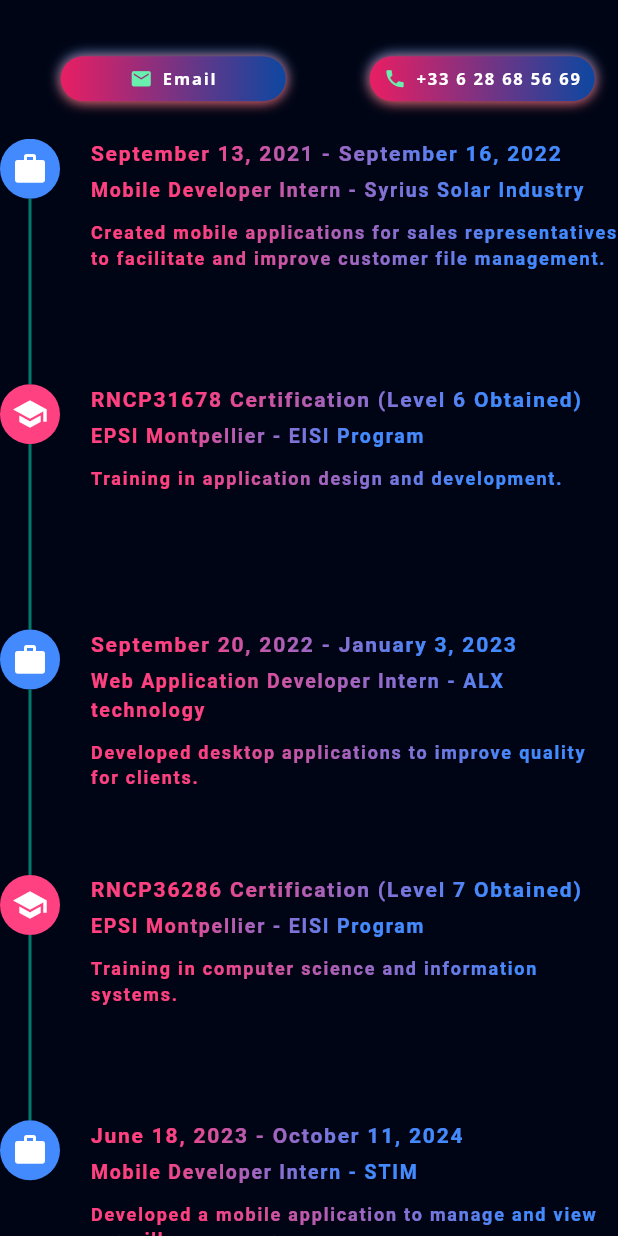
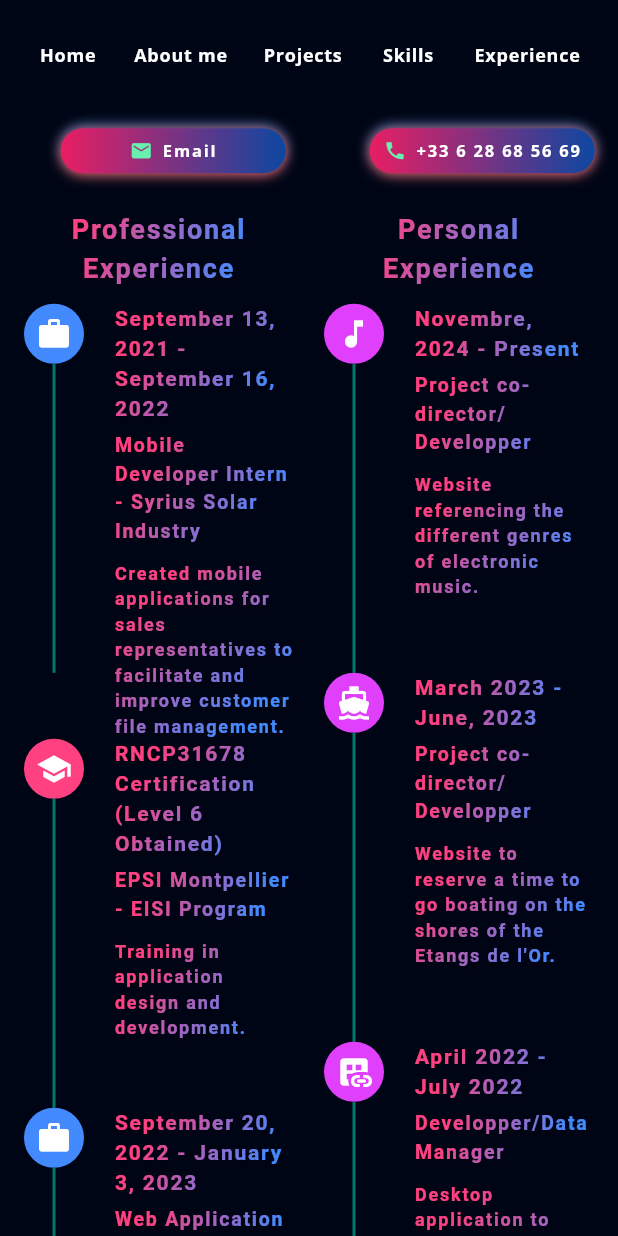
Before and after one commit to SebastianRodCimas/portfolio, a Flutter app: the TimelinePage screen opened directly, on a phone screen of 412 x 824 dp. Run offline on Flutter 3.47's test engine with Material 3 defaults, Android fonts, the phone set to English and light mode, and no system bars; our stand-ins replace fl_chart, flutter_svg, font_awesome_flutter, get, google_fonts, photo_view.

Commit message:
exp page finit

```diff
--- a/lib/view/experience/exp.dart
+++ b/lib/view/experience/exp.dart
@@ -3,23 +3,26 @@
 import 'package:flutter_portfolio/res/constants.dart';
 import 'package:flutter_portfolio/view/main/components/navigation_bar.dart';
 import 'package:flutter_portfolio/view/main/components/navigation_button_list.dart';
-import 'package:timeline_tile/timeline_tile.dart';
 import 'package:flutter_portfolio/view%20model/responsive.dart';
 
 class TimelinePage extends StatelessWidget {
-  final List<TimelineEvent> events = [
+  final List<TimelineEvent> events1 = [
     TimelineEvent(
       title: "Mobile Developer Intern - Syrius Solar Industry",
       date: "September 13, 2021 - September 16, 2022",
       description:
           "Created mobile applications for sales representatives to facilitate and improve customer file management.",
       isSchool: false,
+      isPersonnal: false,
+      icon: Icons.work,
     ),
     TimelineEvent(
       title: "EPSI Montpellier - EISI Program",
       date: "RNCP31678 Certification (Level 6 Obtained)",
       description: "Training in application design and development.",
       isSchool: true,
+      isPersonnal: false,
+      icon: Icons.school,
     ),
     TimelineEvent(
       title: "Web Application Developer Intern - ALX technology",
@@ -27,12 +30,16 @@
       description:
           "Developed desktop applications to improve quality for clients.",
       isSchool: false,
+      isPersonnal: false,
+      icon: Icons.work,
     ),
     TimelineEvent(
       title: "EPSI Montpellier - EISI Program",
       date: "RNCP36286 Certification (Level 7 Obtained)",
       description: "Training in computer science and information systems.",
       isSchool: true,
+      isPersonnal: false,
+      icon: Icons.school,
     ),
     TimelineEvent(
       title: "Mobile Developer Intern - STIM",
@@ -40,15 +47,59 @@
       description:
           "Developed a mobile application to manage and view surveillance cameras.",
       isSchool: false,
+      isPersonnal: false,
+      icon: Icons.work,
     ),
   ];
+
+  final List<TimelineEvent> events2 = [
+    TimelineEvent(
+      title: "Project co-director/Developper",
+      date: "Novembre, 2024 - Present",
+      description:
+          "Website referencing the different genres of electronic music.",
+      isSchool: false,
+      isPersonnal: true,
+      icon: Icons.music_note,
+    ),
+    TimelineEvent(
+      title: "Project co-director/Developper",
+      date: "March 2023 - June, 2023",
+      description:
+          "Website to reserve a time to go boating on the shores of the Etangs de l'Or.",
+      isSchool: false,
+      isPersonnal: true,
+      icon: Icons.directions_boat,
+    ),
+    TimelineEvent(
+      title: "Developper/Data Manager",
+      date: "April 2022 - July 2022",
+      description:
+          "Desktop application to manage the database of an association that organizes Spanish courses.",
+      isSchool: false,
+      isPersonnal: true,
+      icon: Icons.dataset_linked_rounded,
+    ),
+    TimelineEvent(
+      title: "Developper",
+      date: "September, 2020",
+      description:
+          "Plug connected or we could see these consumptions on a website.\n\nWinner of the workshop France 2020 competition.",
+      isSchool: false,
+      isPersonnal: true,
+      icon: Icons.electrical_services,
+    ),
+  ];
+
+  TimelinePage({super.key});
 
   @override
   Widget build(BuildContext context) {
     final screenHeight = MediaQuery.of(context).size.height;
 
     return Scaffold(
-      body: Column(
+      body: SingleChildScrollView(
+        child: Column(
           children: [
             kIsWeb
                 ? const SizedBox(
@@ -57,7 +108,6 @@
                 : const SizedBox(
                     height: defaultPadding / 2,
                   ),
-          if (!Responsive.isMobile(context))
             const Row(
               children: [
                 Spacer(),
@@ -69,8 +119,98 @@
               height: 80,
               child: TopNavigationBar(),
             ),
+            Padding(
+              padding: const EdgeInsets.symmetric(horizontal: 16.0),
+              child: Row(
+                crossAxisAlignment: CrossAxisAlignment.start,
+                children: [
                   Expanded(
-            child: ListView.builder(
+                    child: Column(
+                      crossAxisAlignment: CrossAxisAlignment.center,
+                      children: [
+                        ShaderMask(
+                          shaderCallback: (bounds) {
+                            return const LinearGradient(
+                              begin: Alignment.topLeft,
+                              end: Alignment.bottomRight,
+                              colors: [Colors.pinkAccent, Colors.blueAccent],
+                              stops: [0.2, 0.8],
+                            ).createShader(bounds);
+                          },
+                          child: Text(
+                            "Professional Experience",
+                            textAlign: TextAlign.center,
+                            style: const TextStyle(
+                              fontSize: 18,
+                              fontWeight: FontWeight.bold,
+                              letterSpacing: 1.2,
+                              color: Colors.white,
+                              shadows: [
+                                Shadow(
+                                  offset: Offset(1, 1),
+                                  blurRadius: 3.0,
+                                  color: Colors.black26,
+                                ),
+                              ],
+                            ),
+                          ),
+                        ),
+                        const SizedBox(height: 10),
+                        buildTimeline(context, events1, screenHeight),
+                      ],
+                    ),
+                  ),
+                  const SizedBox(width: 20), // Espace entre les deux timelines
+                  Expanded(
+                    child: Column(
+                      crossAxisAlignment: CrossAxisAlignment.center,
+                      children: [
+                        ShaderMask(
+                          shaderCallback: (bounds) {
+                            return const LinearGradient(
+                              begin: Alignment.topLeft,
+                              end: Alignment.bottomRight,
+                              colors: [Colors.pinkAccent, Colors.blueAccent],
+                              stops: [0.2, 0.8],
+                            ).createShader(bounds);
+                          },
+                          child: Text(
+                            "Personal Experience",
+                            textAlign: TextAlign.center,
+                            style: const TextStyle(
+                              fontSize: 18,
+                              fontWeight: FontWeight.bold,
+                              letterSpacing: 1.2,
+                              color: Colors.white,
+                              shadows: [
+                                Shadow(
+                                  offset: Offset(1, 1),
+                                  blurRadius: 3.0,
+                                  color: Colors.black26,
+                                ),
+                              ],
+                            ),
+                          ),
+                        ),
+                        const SizedBox(height: 10),
+                        buildTimeline(context, events2, screenHeight),
+                      ],
+                    ),
+                  ),
+                ],
+              ),
+            ),
+          ],
+        ),
+      ),
+    );
+  }
+
+  Widget buildTimeline(
+      BuildContext context, List<TimelineEvent> events, double screenHeight) {
+    return ListView.builder(
+      shrinkWrap: true,
+      physics: const NeverScrollableScrollPhysics(),
       itemCount: events.length,
       itemBuilder: (context, index) {
         final event = events[index];
@@ -82,19 +222,28 @@
               children: [
                 CircleAvatar(
                   radius: 20,
-                          backgroundColor: event.isSchool
+                  backgroundColor: event.isPersonnal
+                      ? Colors.purpleAccent
+                      : (event.isSchool
                           ? Colors.pinkAccent
-                              : Colors.blueAccent,
+                          : Colors.blueAccent),
                   child: Icon(
-                            event.isSchool ? Icons.school : Icons.work,
+                    event.icon,
                     color: Colors.white,
                   ),
                 ),
                 if (index != events.length - 1)
                   Container(
                     height: Responsive.isMobile(context)
-                                ? screenHeight * 0.15 // Hauteur pour mobile
+                        ? screenHeight * 0.25 // Hauteur pour mobile
                         : screenHeight * 0.12, // Hauteur pour desktop
+                    width: 2,
+                    color: Colors.teal.shade700,
+                  ),
+                if (index == events.length - 1)
+                  Container(
+                    height:
+                        0.5, // Ajustez cette valeur pour que la ligne aille jusqu'au bout
                     width: 2,
                     color: Colors.teal.shade700,
                   ),
@@ -192,10 +341,6 @@
           ],
         );
       },
-            ),
-          ),
-        ],
-      ),
     );
   }
 }
@@ -205,11 +350,15 @@
   final String date;
   final String description;
   final bool isSchool;
+  final bool isPersonnal;
+  final IconData icon;
 
   TimelineEvent({
     required this.title,
     required this.date,
     required this.description,
     required this.isSchool,
+    required this.isPersonnal,
+    required this.icon,
   });
 }
--- a/lib/view/main/components/navigation_button_list.dart
+++ b/lib/view/main/components/navigation_button_list.dart
@@ -1,7 +1,8 @@
 import 'package:flutter/material.dart';
 import 'package:flutter_portfolio/view%20model/controller.dart';
 import 'package:flutter_portfolio/view/experience/exp.dart';
-import 'package:flutter_portfolio/view/intro/components/intro_body.dart';
+import 'package:flutter_portfolio/view/home/home.dart';
+import 'package:flutter_portfolio/view/skills/skills.dart';
 
 import 'navigation_button.dart';
 
@@ -22,8 +23,7 @@
                     // Navigation logic
                     Navigator.push(
                       context,
-                      MaterialPageRoute(
-                          builder: (context) => const IntroBody()),
+                      MaterialPageRoute(builder: (context) => const HomePage()),
                     );
                   },
                   text: 'Home'),
@@ -32,8 +32,7 @@
                     // Navigation logic
                     Navigator.push(
                       context,
-                      MaterialPageRoute(
-                          builder: (context) => const AboutDialog()),
+                      MaterialPageRoute(builder: (context) => const HomePage()),
                     );
                   },
                   text: 'About me'),
@@ -46,9 +45,12 @@
                   text: 'Projects'),
               NavigationTextButton(
                   onTap: () {
-                    controller.animateToPage(2,
-                        duration: const Duration(milliseconds: 500),
-                        curve: Curves.easeIn);
+                    // Navigation logic
+                    Navigator.push(
+                      context,
+                      MaterialPageRoute(
+                          builder: (context) => const SkillsPage()),
+                    );
                   },
                   text: 'Skills'),
               NavigationTextButton(
```
Lines whose indentation alone changed are shown as unchanged.
